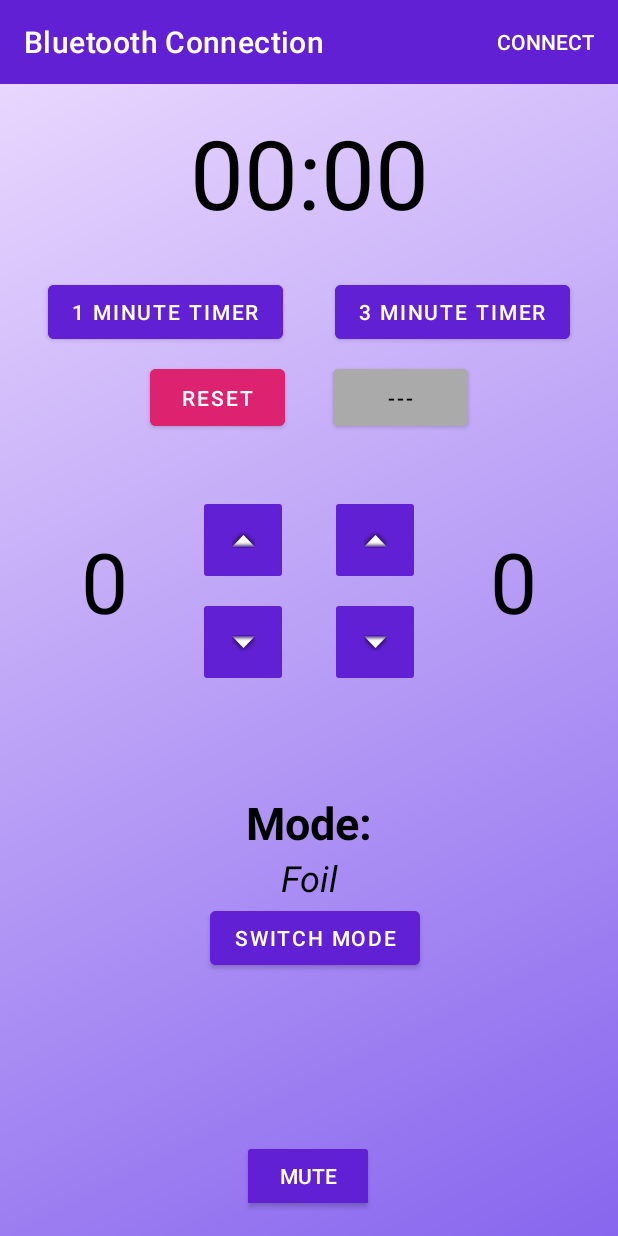
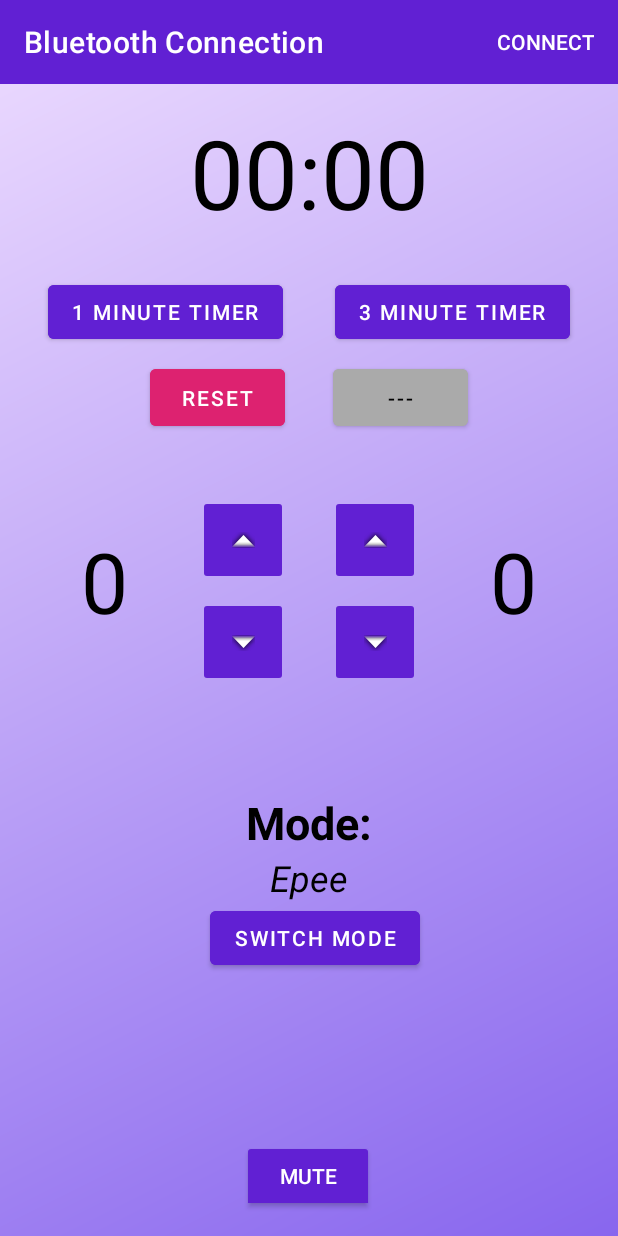
Before and after one commit to konnor-s/FencingScoringDevice, an Android app: the screen it shows after launch (MainActivity), on a phone screen of 412 x 824 dp. Run offline under Robolectric (Android 15) with nearby library versions, the light colour scheme and no system bars.

Commit message:
Remove String objects, add watchdog, fix mute, fix bugs

```diff
--- a/FencingRemoteController/app/src/main/java/com/example/fencingremotecontroller/MainActivity.java
+++ b/FencingRemoteController/app/src/main/java/com/example/fencingremotecontroller/MainActivity.java
@@ -382,11 +382,12 @@ public class MainActivity extends AppCompatActivity {
                                     seconds = arduinoTimeInt - minutes * 60;
                                     @SuppressLint("DefaultLocale") String min_sec = String.format("%02d:%02d",
                                             minutes, seconds);
-
+                                    Log.e("pause", arduinoTime);
                                     time.setText(min_sec);
-                                    if (minutes != 0 && seconds != 0) {
+                                    if (minutes != 0 || seconds != 0) {
                                         inAction = false;
                                         setPlay();
+                                        Log.e("pause", "Set to Play");
                                     }
                                 } else {
                                     Log.e("msg", "Invalid message");
--- a/FencingRemoteController/app/src/main/res/layout/activity_main.xml
+++ b/FencingRemoteController/app/src/main/res/layout/activity_main.xml
@@ -39,7 +39,7 @@
         android:id="@+id/mode"
         android:layout_width="wrap_content"
         android:layout_height="wrap_content"
-        android:text="@string/Foil"
+        android:text="@string/Epee"
         android:textAlignment="center"
         android:textColor="#000000"
         android:textSize="24sp"
```
Also changed, not shown: 1 other file.
